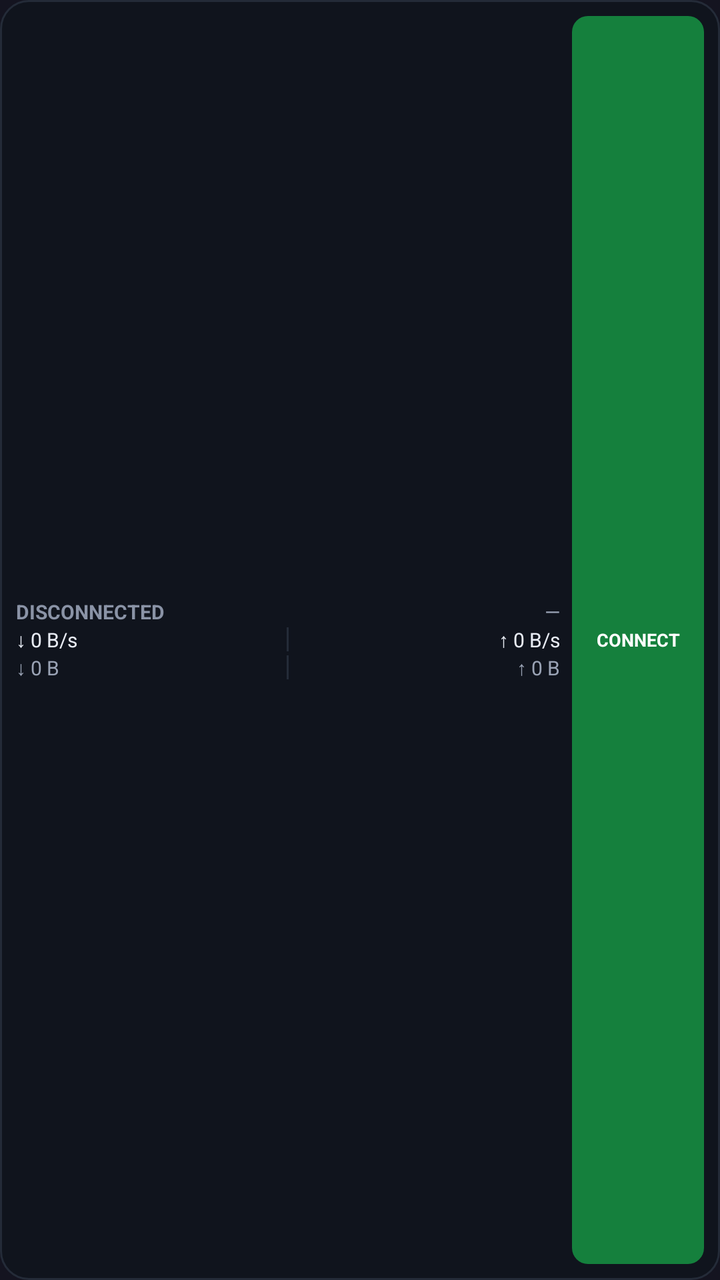
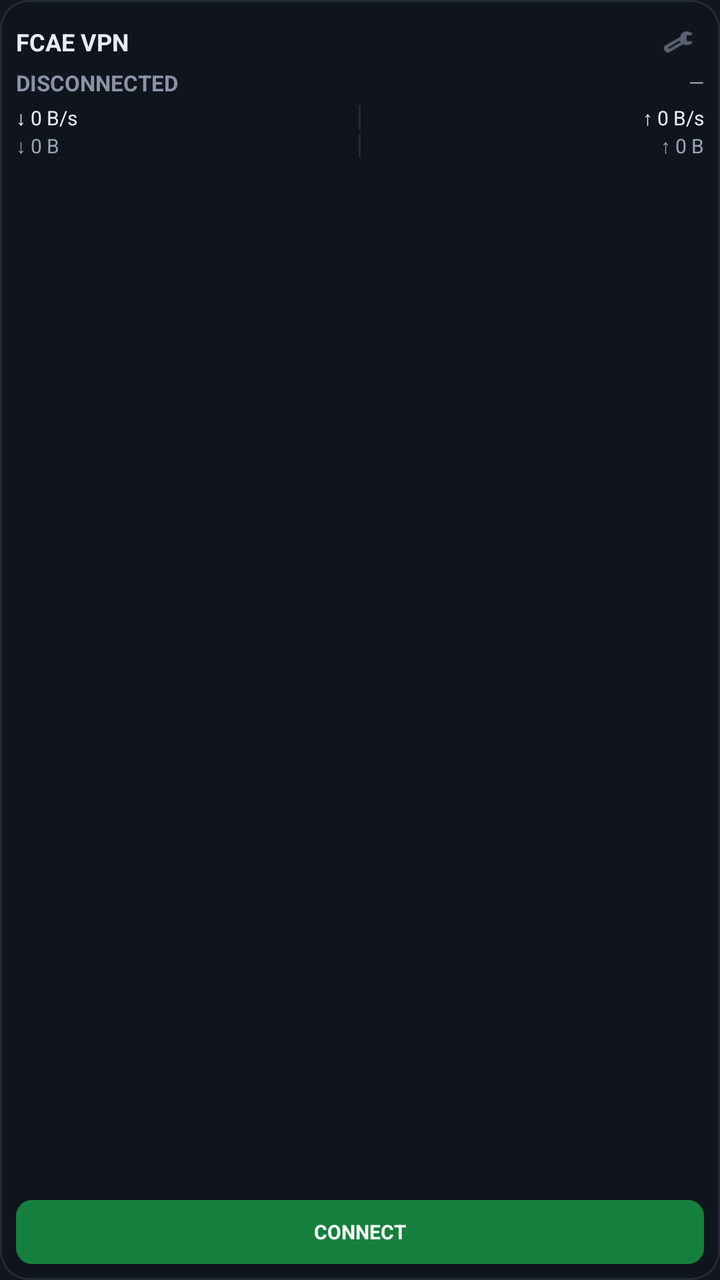

The first picture is an Android layout as it rendered before a commit; the second is the same layout after the commit. The layout source and the unified diff follow.
<!-- AndroidManifest.xml: application theme Theme.FCAEVPN -->
<!-- res/layout/widget_vpn.xml -->
<?xml version="1.0" encoding="utf-8"?>
<LinearLayout xmlns:android="http://schemas.android.com/apk/res/android"
    android:id="@+id/widget_root"
    android:layout_width="match_parent"
    android:layout_height="match_parent"
    android:background="@drawable/widget_bg"
    android:orientation="horizontal"
    android:padding="8dp">

    <LinearLayout
        android:id="@+id/widget_header"
        android:layout_width="0dp"
        android:layout_height="match_parent"
        android:layout_weight="1"
        android:gravity="center_vertical"
        android:orientation="vertical">

        <LinearLayout
            android:layout_width="match_parent"
            android:layout_height="wrap_content"
            android:gravity="center_vertical"
            android:orientation="horizontal">

            <TextView
                android:id="@+id/widget_status"
                android:layout_width="0dp"
                android:layout_height="wrap_content"
                android:layout_weight="1"
                android:ellipsize="end"
                android:singleLine="true"
                android:text="DISCONNECTED"
                android:textColor="#FF8A93A6"
                android:textSize="10sp"
                android:textStyle="bold" />

            <TextView
                android:id="@+id/widget_rtt"
                android:layout_width="wrap_content"
                android:layout_height="wrap_content"
                android:layout_marginStart="4dp"
                android:singleLine="true"
                android:text="—"
                android:textColor="#FF9AA3B5"
                android:textSize="10sp" />
        </LinearLayout>

        <LinearLayout
            android:layout_width="match_parent"
            android:layout_height="wrap_content"
            android:gravity="center_vertical"
            android:orientation="horizontal">

            <TextView
                android:id="@+id/widget_rx_rate"
                android:layout_width="0dp"
                android:layout_height="wrap_content"
                android:layout_weight="1"
                android:ellipsize="end"
                android:singleLine="true"
                android:text="↓ 0 B/s"
                android:textColor="#FFE8ECF4"
                android:textSize="10sp" />

            <TextView
                android:layout_width="1dp"
                android:layout_height="12dp"
                android:layout_marginStart="4dp"
                android:layout_marginEnd="4dp"
                android:background="#FF242B38" />

            <TextView
                android:id="@+id/widget_tx_rate"
                android:layout_width="0dp"
                android:layout_height="wrap_content"
                android:layout_weight="1"
                android:ellipsize="end"
                android:gravity="end"
                android:singleLine="true"
                android:text="↑ 0 B/s"
                android:textColor="#FFE8ECF4"
                android:textSize="10sp" />
        </LinearLayout>

        <LinearLayout
            android:layout_width="match_parent"
            android:layout_height="wrap_content"
            android:gravity="center_vertical"
            android:orientation="horizontal">

            <TextView
                android:id="@+id/widget_rx_total"
                android:layout_width="0dp"
                android:layout_height="wrap_content"
                android:layout_weight="1"
                android:ellipsize="end"
                android:singleLine="true"
                android:text="↓ 0 B"
                android:textColor="#FF9AA3B5"
                android:textSize="10sp" />

            <TextView
                android:layout_width="1dp"
                android:layout_height="12dp"
                android:layout_marginStart="4dp"
                android:layout_marginEnd="4dp"
                android:background="#FF242B38" />

            <TextView
                android:id="@+id/widget_tx_total"
                android:layout_width="0dp"
                android:layout_height="wrap_content"
                android:layout_weight="1"
                android:ellipsize="end"
                android:gravity="end"
                android:singleLine="true"
                android:text="↑ 0 B"
                android:textColor="#FF9AA3B5"
                android:textSize="10sp" />
        </LinearLayout>
    </LinearLayout>

    <LinearLayout
        android:layout_width="66dp"
        android:layout_height="match_parent"
        android:layout_marginStart="6dp"
        android:orientation="vertical">

        <TextView
            android:id="@+id/widget_btn_pause_resume"
            android:layout_width="match_parent"
            android:layout_height="0dp"
            android:layout_marginBottom="3dp"
            android:layout_weight="1"
            android:background="@drawable/widget_btn_tun_stop"
            android:gravity="center"
            android:singleLine="true"
            android:text="STOP"
            android:textColor="#FFFFFFFF"
            android:textSize="9sp"
            android:textStyle="bold"
            android:visibility="gone" />

        <TextView
            android:id="@+id/widget_btn_action"
            android:layout_width="match_parent"
            android:layout_height="0dp"
            android:layout_weight="1"
            android:background="@drawable/widget_btn_connect"
            android:gravity="center"
            android:singleLine="true"
            android:text="CONNECT"
            android:textColor="#FFFFFFFF"
            android:textSize="9sp"
            android:textStyle="bold" />
    </LinearLayout>

</LinearLayout>
<!-- resources referenced by this layout -->
<resources>
  <!-- drawable widget_bg (drawable) -->
  <?xml version="1.0" encoding="utf-8"?>
  <shape xmlns:android="http://schemas.android.com/apk/res/android"
      android:shape="rectangle">
      <solid android:color="#FF10141D" />
      <corners android:radius="14dp" />
      <stroke
          android:width="1dp"
          android:color="#FF242B38" />
  </shape>
  <!-- drawable widget_btn_connect (drawable) -->
  <?xml version="1.0" encoding="utf-8"?>
  <shape xmlns:android="http://schemas.android.com/apk/res/android"
      android:shape="rectangle">
      <solid android:color="#FF15803D" />
      <corners android:radius="8dp" />
  </shape>
  <!-- drawable widget_btn_tun_stop (drawable) -->
  <?xml version="1.0" encoding="utf-8"?>
  <shape xmlns:android="http://schemas.android.com/apk/res/android"
      android:shape="rectangle">
      <solid android:color="#FFB45309" />
      <corners android:radius="8dp" />
  </shape>
  <style name="Theme.FCAEVPN" parent="Theme.MaterialComponents.DayNight.NoActionBar">
          <item name="colorPrimary">#FF1A3A5C</item>
          <item name="colorPrimaryVariant">#FF0D2137</item>
          <item name="colorOnPrimary">#FFFFFFFF</item>
          <item name="android:windowBackground">#FF141420</item>
          
          <item name="android:textColorPrimary">#FFE8ECF4</item>
          <item name="android:textColorSecondary">#FFB0B8C8</item>
          
          <item name="android:editTextColor">#FFE8ECF4</item>
          <item name="android:textColorHint">#FF6B7280</item>
          
          <item name="android:colorControlActivated">#FF60A5FA</item>
          
          <item name="android:textColorLink">#FF60A5FA</item>
          
          <item name="android:windowLightStatusBar">false</item>
      </style>
</resources>

<!-- the commit's change to res/layout/widget_vpn.xml (unified diff, before → after) -->
@@ -4,153 +4,183 @@
     android:layout_width="match_parent"
     android:layout_height="match_parent"
     android:background="@drawable/widget_bg"
-    android:orientation="horizontal"
+    android:orientation="vertical"
     android:padding="8dp">
 
+    
     <LinearLayout
         android:id="@+id/widget_header"
-        android:layout_width="0dp"
-        android:layout_height="match_parent"
-        android:layout_weight="1"
+        android:layout_width="match_parent"
+        android:layout_height="wrap_content"
         android:gravity="center_vertical"
-        android:orientation="vertical">
+        android:orientation="horizontal">
 
-        <LinearLayout
-            android:layout_width="match_parent"
+        <TextView
+            android:id="@+id/widget_title"
+            android:layout_width="0dp"
             android:layout_height="wrap_content"
-            android:gravity="center_vertical"
-            android:orientation="horizontal">
+            android:layout_weight="1"
+            android:ellipsize="end"
+            android:singleLine="true"
+            android:text="FCAE VPN"
+            android:textColor="#FFE8ECF4"
+            android:textSize="12sp"
+            android:textStyle="bold" />
 
-            <TextView
-                android:id="@+id/widget_status"
-                android:layout_width="0dp"
-                android:layout_height="wrap_content"
-                android:layout_weight="1"
-                android:ellipsize="end"
-                android:singleLine="true"
-                android:text="DISCONNECTED"
-                android:textColor="#FF8A93A6"
-                android:textSize="10sp"
-                android:textStyle="bold" />
-
-            <TextView
-                android:id="@+id/widget_rtt"
-                android:layout_width="wrap_content"
-                android:layout_height="wrap_content"
-                android:layout_marginStart="4dp"
-                android:singleLine="true"
-                android:text="—"
-                android:textColor="#FF9AA3B5"
-                android:textSize="10sp" />
-        </LinearLayout>
-
-        <LinearLayout
-            android:layout_width="match_parent"
-            android:layout_height="wrap_content"
-            android:gravity="center_vertical"
-            android:orientation="horizontal">
-
-            <TextView
-                android:id="@+id/widget_rx_rate"
-                android:layout_width="0dp"
-                android:layout_height="wrap_content"
-                android:layout_weight="1"
-                android:ellipsize="end"
-                android:singleLine="true"
-                android:text="↓ 0 B/s"
-                android:textColor="#FFE8ECF4"
-                android:textSize="10sp" />
-
-            <TextView
-                android:layout_width="1dp"
-                android:layout_height="12dp"
-                android:layout_marginStart="4dp"
-                android:layout_marginEnd="4dp"
-                android:background="#FF242B38" />
-
-            <TextView
-                android:id="@+id/widget_tx_rate"
-                android:layout_width="0dp"
-                android:layout_height="wrap_content"
-                android:layout_weight="1"
-                android:ellipsize="end"
-                android:gravity="end"
-                android:singleLine="true"
-                android:text="↑ 0 B/s"
-                android:textColor="#FFE8ECF4"
-                android:textSize="10sp" />
-        </LinearLayout>
-
-        <LinearLayout
-            android:layout_width="match_parent"
-            android:layout_height="wrap_content"
-            android:gravity="center_vertical"
-            android:orientation="horizontal">
-
-            <TextView
-                android:id="@+id/widget_rx_total"
-                android:layout_width="0dp"
-                android:layout_height="wrap_content"
-                android:layout_weight="1"
-                android:ellipsize="end"
-                android:singleLine="true"
-                android:text="↓ 0 B"
-                android:textColor="#FF9AA3B5"
-                android:textSize="10sp" />
-
-            <TextView
-                android:layout_width="1dp"
-                android:layout_height="12dp"
-                android:layout_marginStart="4dp"
-                android:layout_marginEnd="4dp"
-                android:background="#FF242B38" />
-
-            <TextView
-                android:id="@+id/widget_tx_total"
-                android:layout_width="0dp"
-                android:layout_height="wrap_content"
-                android:layout_weight="1"
-                android:ellipsize="end"
-                android:gravity="end"
-                android:singleLine="true"
-                android:text="↑ 0 B"
-                android:textColor="#FF9AA3B5"
-                android:textSize="10sp" />
-        </LinearLayout>
+        <ImageButton
+            android:id="@+id/widget_btn_settings"
+            android:layout_width="26dp"
+            android:layout_height="26dp"
+            android:background="@android:color/transparent"
+            android:contentDescription="Settings"
+            android:padding="5dp"
+            android:scaleType="fitCenter"
+            android:src="@android:drawable/ic_menu_preferences"
+            android:tint="#FF8A93A6" />
     </LinearLayout>
 
+    
     <LinearLayout
-        android:layout_width="66dp"
-        android:layout_height="match_parent"
-        android:layout_marginStart="6dp"
-        android:orientation="vertical">
+        android:layout_width="match_parent"
+        android:layout_height="wrap_content"
+        android:gravity="center_vertical"
+        android:orientation="horizontal">
+
+        <TextView
+            android:id="@+id/widget_status"
+            android:layout_width="0dp"
+            android:layout_height="wrap_content"
+            android:layout_weight="1"
+            android:ellipsize="end"
+            android:singleLine="true"
+            android:text="DISCONNECTED"
+            android:textColor="#FF8A93A6"
+            android:textSize="11sp"
+            android:textStyle="bold" />
+
+        <TextView
+            android:id="@+id/widget_rtt"
+            android:layout_width="wrap_content"
+            android:layout_height="wrap_content"
+            android:layout_marginStart="4dp"
+            android:singleLine="true"
+            android:text="—"
+            android:textColor="#FF9AA3B5"
+            android:textSize="10sp" />
+    </LinearLayout>
+
+    
+    <LinearLayout
+        android:layout_width="match_parent"
+        android:layout_height="wrap_content"
+        android:layout_marginTop="3dp"
+        android:gravity="center_vertical"
+        android:orientation="horizontal">
+
+        <TextView
+            android:id="@+id/widget_rx_rate"
+            android:layout_width="0dp"
+            android:layout_height="wrap_content"
+            android:layout_weight="1"
+            android:ellipsize="end"
+            android:singleLine="true"
+            android:text="↓ 0 B/s"
+            android:textColor="#FFE8ECF4"
+            android:textSize="10sp" />
+
+        <TextView
+            android:layout_width="1dp"
+            android:layout_height="12dp"
+            android:layout_marginStart="4dp"
+            android:layout_marginEnd="4dp"
+            android:background="#FF242B38" />
+
+        <TextView
+            android:id="@+id/widget_tx_rate"
+            android:layout_width="0dp"
+            android:layout_height="wrap_content"
+            android:layout_weight="1"
+            android:ellipsize="end"
+            android:gravity="end"
+            android:singleLine="true"
+            android:text="↑ 0 B/s"
+            android:textColor="#FFE8ECF4"
+            android:textSize="10sp" />
+    </LinearLayout>
+
+    
+    <LinearLayout
+        android:layout_width="match_parent"
+        android:layout_height="wrap_content"
+        android:gravity="center_vertical"
+        android:orientation="horizontal">
+
+        <TextView
+            android:id="@+id/widget_rx_total"
+            android:layout_width="0dp"
+            android:layout_height="wrap_content"
+            android:layout_weight="1"
+            android:ellipsize="end"
+            android:singleLine="true"
+            android:text="↓ 0 B"
+            android:textColor="#FF9AA3B5"
+            android:textSize="10sp" />
+
+        <TextView
+            android:layout_width="1dp"
+            android:layout_height="12dp"
+            android:layout_marginStart="4dp"
+            android:layout_marginEnd="4dp"
+            android:background="#FF242B38" />
+
+        <TextView
+            android:id="@+id/widget_tx_total"
+            android:layout_width="0dp"
+            android:layout_height="wrap_content"
+            android:layout_weight="1"
+            android:ellipsize="end"
+            android:gravity="end"
+            android:singleLine="true"
+            android:text="↑ 0 B"
+            android:textColor="#FF9AA3B5"
+            android:textSize="10sp" />
+    </LinearLayout>
+
+    
+    <LinearLayout
+        android:layout_width="match_parent"
+        android:layout_height="0dp"
+        android:layout_marginTop="6dp"
+        android:layout_weight="1"
+        android:gravity="bottom"
+        android:orientation="horizontal">
 
         <TextView
             android:id="@+id/widget_btn_pause_resume"
-            android:layout_width="match_parent"
-            android:layout_height="0dp"
-            android:layout_marginBottom="3dp"
+            android:layout_width="0dp"
+            android:layout_height="32dp"
+            android:layout_marginEnd="6dp"
             android:layout_weight="1"
             android:background="@drawable/widget_btn_tun_stop"
             android:gravity="center"
             android:singleLine="true"
             android:text="STOP"
             android:textColor="#FFFFFFFF"
-            android:textSize="9sp"
+            android:textSize="10sp"
             android:textStyle="bold"
             android:visibility="gone" />
 
         <TextView
             android:id="@+id/widget_btn_action"
-            android:layout_width="match_parent"
-            android:layout_height="0dp"
-            android:layout_weight="1"
+            android:layout_width="0dp"
+            android:layout_height="32dp"
+            android:layout_weight="2"
             android:background="@drawable/widget_btn_connect"
             android:gravity="center"
             android:singleLine="true"
             android:text="CONNECT"
             android:textColor="#FFFFFFFF"
-            android:textSize="9sp"
+            android:textSize="10sp"
             android:textStyle="bold" />
     </LinearLayout>
 
